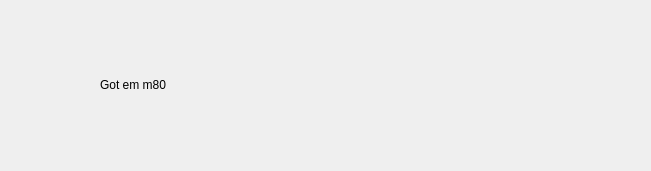
Before: the Qt Designer form framemanager.ui in BrandonWortmann/SpriteEditor, drawn with Qt 5.
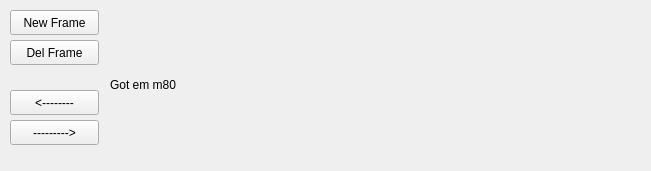
After: the same form once the commit is applied.

Commit message: added signals for frameManager to mainWindow

The edit to the form file:
```diff
--- a/framemanager.ui
+++ b/framemanager.ui
@@ -16,7 +16,7 @@
   <widget class="QLabel" name="prevLabel">
    <property name="geometry">
     <rect>
-     <x>100</x>
+     <x>110</x>
      <y>10</y>
      <width>150</width>
      <height>150</height>
@@ -29,7 +29,7 @@
   <widget class="QLabel" name="currLabel">
    <property name="geometry">
     <rect>
-     <x>280</x>
+     <x>300</x>
      <y>10</y>
      <width>150</width>
      <height>150</height>
@@ -42,7 +42,7 @@
   <widget class="QLabel" name="nextLabel">
    <property name="geometry">
     <rect>
-     <x>460</x>
+     <x>480</x>
      <y>10</y>
      <width>150</width>
      <height>150</height>
@@ -52,6 +52,58 @@
     <string/>
    </property>
   </widget>
+  <widget class="QPushButton" name="newFrameButton">
+   <property name="geometry">
+    <rect>
+     <x>10</x>
+     <y>10</y>
+     <width>89</width>
+     <height>25</height>
+    </rect>
+   </property>
+   <property name="text">
+    <string>New Frame</string>
+   </property>
+  </widget>
+  <widget class="QPushButton" name="leftButton">
+   <property name="geometry">
+    <rect>
+     <x>10</x>
+     <y>90</y>
+     <width>89</width>
+     <height>25</height>
+    </rect>
+   </property>
+   <property name="text">
+    <string>&lt;--------</string>
+   </property>
+  </widget>
+  <widget class="QPushButton" name="rightButton">
+   <property name="geometry">
+    <rect>
+     <x>10</x>
+     <y>120</y>
+     <width>89</width>
+     <height>25</height>
+    </rect>
+   </property>
+   <property name="text">
+    <string>---------&gt;</string>
+   </property>
+  </widget>
+  <widget class="QPushButton" name="deleteFrameButton">
+   <property name="geometry">
+    <rect>
+     <x>10</x>
+     <y>40</y>
+     <width>89</width>
+     <height>25</height>
+    </rect>
+   </property>
+   <property name="text">
+    <string>Del Frame</string>
+   </property>
+  </widget>
  </widget>
  <resources/>
  <connections/>
```
The commit also changes 4 other files.
